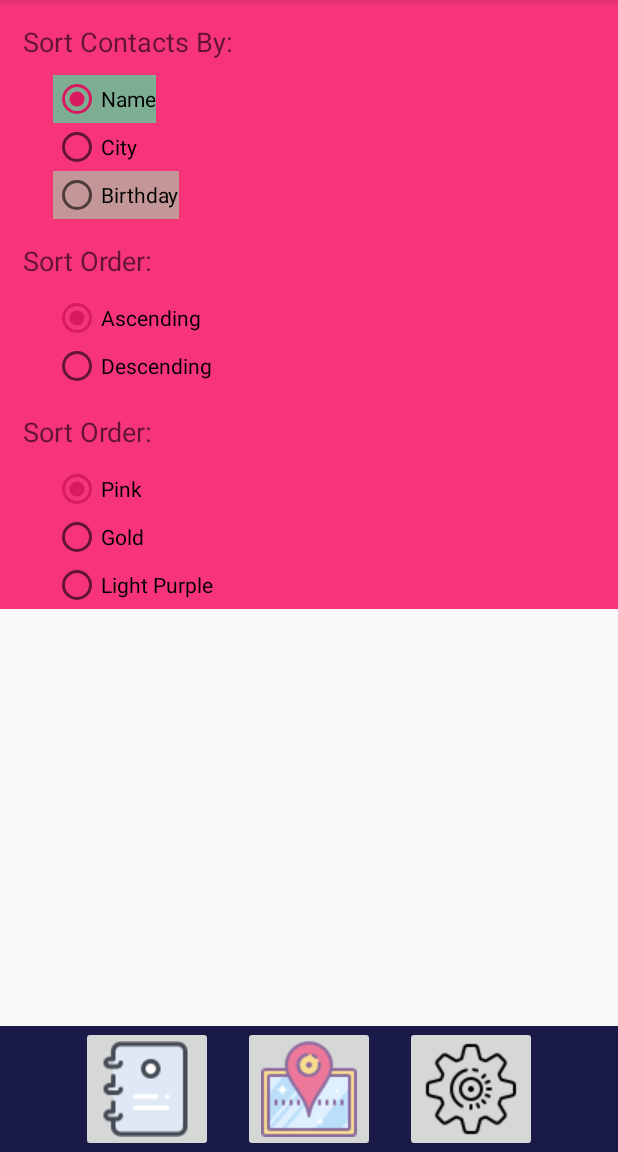
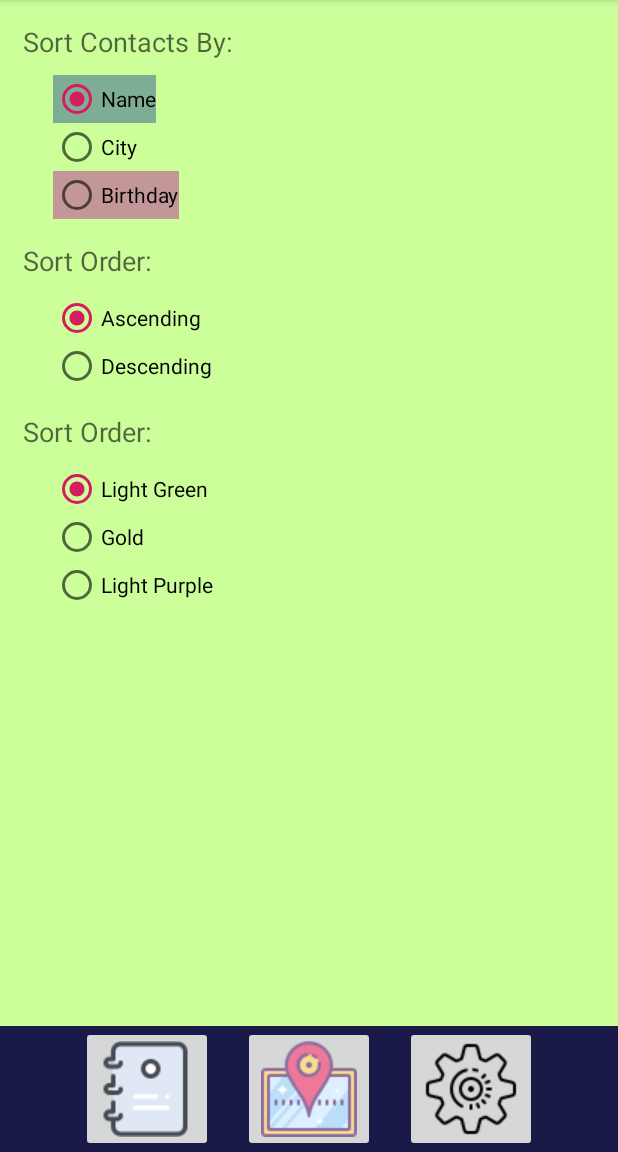
Before and after one commit to pkim17/MyContactList, an Android app: the screen it shows after launch (ContactSettingsActivity), after a tap on an icon or button, on a phone screen of 412 x 824 dp, the part 84-1236 px from its top. Run offline under Robolectric (Android 15) with nearby library versions, the phone set to English and light mode, and no system bars; 1 statement that could not run was skipped.

```diff
--- a/app/src/main/java/com/example/mycontactlist/ContactDataSource.java
+++ b/app/src/main/java/com/example/mycontactlist/ContactDataSource.java
@@ -41,6 +41,7 @@ public class ContactDataSource {
             initialValues.put("cellnumber", c.getCellNumber());
             initialValues.put("email", c.geteMail());
             initialValues.put("birthday", String.valueOf(c.getBirthday().getTimeInMillis()));
+//            initialValues.put("bestfriendforever", c.isBestFriendForever());
 
             didSucceed = database.insert("contact", null, initialValues) > 0;
 
@@ -65,6 +66,7 @@ public class ContactDataSource {
             updateValues.put("cellnumber", c.getCellNumber());
             updateValues.put("email", c.geteMail());
             updateValues.put("birthday", String.valueOf(c.getBirthday().getTimeInMillis()));
+//            updateValues.put("bestfriendforever", c.isBestFriendForever());
 
             didSucceed = database.update(
                     "contact", updateValues, "_id=" + rowId, null) > 0;
@@ -154,6 +156,7 @@ public class ContactDataSource {
                 newContact.seteMail(cursor.getString(8));
                 Calendar calendar = Calendar.getInstance();
                 calendar.setTimeInMillis(Long.valueOf(cursor.getString(9)));
+//                newContact.setBestFriendForever();
                 newContact.setBirthday(calendar);
                 contacts.add(newContact);
                 cursor.moveToNext();
@@ -184,6 +187,7 @@ public class ContactDataSource {
             Calendar calendar = Calendar.getInstance();
             calendar.setTimeInMillis(Long.valueOf(cursor.getString(9)));
             contact.setBirthday(calendar);
+//            contact.setBestFriendForever();
 
             cursor.close();
         }
--- a/app/src/main/java/com/example/mycontactlist/ContactListActivity.java
+++ b/app/src/main/java/com/example/mycontactlist/ContactListActivity.java
@@ -6,16 +6,13 @@ import android.content.Context;
 import android.content.Intent;
 import android.os.Bundle;
 import android.view.View;
-import android.view.inputmethod.InputMethodManager;
 import android.widget.AdapterView;
-import android.widget.ArrayAdapter;
 import android.widget.Button;
 import android.widget.ImageButton;
 import android.widget.ListView;
 import android.widget.Toast;
 
 import java.util.ArrayList;
-import java.util.List;
 
 
 public class ContactListActivity extends AppCompatActivity {
@@ -46,6 +43,8 @@ public class ContactListActivity extends AppCompatActivity {
                 Context.MODE_PRIVATE).getString("sortfield", "contactname");
         String sortOrder = getSharedPreferences("MyContactListPreferences",
                 Context.MODE_PRIVATE).getString("sortorder", "ASC");
+        String setColor = getSharedPreferences("MyContactListPreferences", Context.MODE_PRIVATE)
+                .getString("setcolor","light green");
 
         ContactDataSource ds = new ContactDataSource(this);
 
@@ -54,11 +53,28 @@ public class ContactListActivity extends AppCompatActivity {
             contacts = ds.getContacts(sortBy, sortOrder);
             ds.close();
 
+//            If data contains existing contacts
             if (contacts.size() > 0)    {
                 ListView listView = (ListView) findViewById(R.id.lvContacts);
                 adapter = new ContactAdapter(this, contacts);
                 listView.setAdapter(adapter);
+
+                if (setColor.equalsIgnoreCase("light green")) {
+                    listView.setBackgroundResource(R.color.exercise_radio_color_light_green);
+
+                }
+                else if (setColor.equalsIgnoreCase("gold")) {
+                    listView.setBackgroundResource(R.color.exercise_radio_color_gold);
+
+                }
+                else {
+                    listView.setBackgroundResource(R.color.exercise_radio_color_light_purple);
+
+                }
+
             }
+
+            //If there is no existing contact, goto ContactActivity
             else {
                 Intent intent = new Intent(ContactListActivity.this, ContactActivity.class);
                 startActivity(intent);
--- a/app/src/main/java/com/example/mycontactlist/ContactMapActivity.java
+++ b/app/src/main/java/com/example/mycontactlist/ContactMapActivity.java
@@ -1,10 +1,12 @@
 package com.example.mycontactlist;
 
 import androidx.appcompat.app.AppCompatActivity;;
+import android.content.Context;
 import android.content.Intent;
 import android.os.Bundle;
 import android.view.View;
 import android.widget.ImageButton;
+import android.widget.ListView;
 
 
 public class ContactMapActivity extends AppCompatActivity {
--- a/app/src/main/java/com/example/mycontactlist/ContactSettingsActivity.java
+++ b/app/src/main/java/com/example/mycontactlist/ContactSettingsActivity.java
@@ -63,7 +63,7 @@ public class ContactSettingsActivity extends AppCompatActivity {
         String sortOrder = getSharedPreferences("MyContactListPreferences", Context.MODE_PRIVATE)
                 .getString("sortorder","ASC");
         String setColor = getSharedPreferences("MyContactListPreferences", Context.MODE_PRIVATE)
-                .getString("setcolor","pink");
+                .getString("setcolor","light green");
 
 
         RadioButton rbName = (RadioButton) findViewById(R.id.radioName);
@@ -92,14 +92,14 @@ public class ContactSettingsActivity extends AppCompatActivity {
         }
 
 //        If a certain color is selected, apply that color when user enters page
-        RadioButton rbPink = (RadioButton) findViewById(R.id.radioSetColorPink);
+        RadioButton rbPink = (RadioButton) findViewById(R.id.radioSetColorLightGreen);
         RadioButton rbGold = (RadioButton) findViewById(R.id.radioSetColorGold);
         RadioButton rbLightPurple = (RadioButton) findViewById(R.id.radioSetColorLightPurple);
         ScrollView s = (ScrollView) findViewById(R.id.ScrollViewSettings);
 
-        if (setColor.equalsIgnoreCase("pink")) {
+        if (setColor.equalsIgnoreCase("light green")) {
             rbPink.setChecked(true);
-            s.setBackgroundResource(R.color.exercise_radio_color_pink);
+            s.setBackgroundResource(R.color.exercise_radio_color_light_green);
         }
         else if (setColor.equalsIgnoreCase("gold")) {
             rbGold.setChecked(true);
@@ -185,7 +185,7 @@ public class ContactSettingsActivity extends AppCompatActivity {
 
             @Override
             public void onCheckedChanged(RadioGroup arg0, int arg1) {
-                RadioButton rbPink = (RadioButton) findViewById(R.id.radioSetColorPink);
+                RadioButton rbPink = (RadioButton) findViewById(R.id.radioSetColorLightGreen);
                 RadioButton rbGold = (RadioButton) findViewById(R.id.radioSetColorGold);
                 RadioButton rbLightPurple = (RadioButton) findViewById(R.id.radioSetColorLightPurple);
 
@@ -195,8 +195,8 @@ public class ContactSettingsActivity extends AppCompatActivity {
                 if (rbPink.isChecked()) {
                     getSharedPreferences("MyContactListPreferences",
                             Context.MODE_PRIVATE).edit()
-                            .putString("setcolor", "pink").commit();
-                    s.setBackgroundResource(R.color.exercise_radio_color_pink);
+                            .putString("setcolor", "light green").commit();
+                    s.setBackgroundResource(R.color.exercise_radio_color_light_green);
                 }
                 else if (rbGold.isChecked())    {
                     getSharedPreferences("MyContactListPreferences",
--- a/app/src/main/res/layout/activity_contact_settings.xml
+++ b/app/src/main/res/layout/activity_contact_settings.xml
@@ -52,11 +52,12 @@
     <ScrollView
         android:id="@+id/ScrollViewSettings"
         android:layout_width="match_parent"
-        android:layout_height="wrap_content">
+        android:layout_height="match_parent"
+        android:layout_above="@+id/navbar" >
 
         <RelativeLayout
             android:layout_width="match_parent"
-            android:layout_height="wrap_content">
+            android:layout_height="wrap_content" >
 
             <TextView
                 android:id="@+id/textContactSort"
@@ -168,10 +169,10 @@
                 android:layout_marginTop="10dp" >
 
                 <RadioButton
-                    android:id="@+id/radioSetColorPink"
+                    android:id="@+id/radioSetColorLightGreen"
                     android:layout_width="match_parent"
                     android:layout_height="wrap_content"
-                    android:text="@string/radioColorPink" />
+                    android:text="@string/radioColorLightGreen" />
 
                 <RadioButton
                     android:id="@+id/radioSetColorGold"
--- a/app/src/main/res/values/colors.xml
+++ b/app/src/main/res/values/colors.xml
@@ -12,7 +12,7 @@
     <color name="exercise_radio_color2">#7dae94</color>
     <color name="exercise_radio_color3">#c39797</color>
 
-    <color name="exercise_radio_color_pink">#f7347a</color>
+    <color name="exercise_radio_color_light_green">#ccff99</color>
     <color name="exercise_radio_color_gold">#eda803</color>
     <color name="exercise_radio_color_light_purple">#dfe2ff</color>
 
--- a/app/src/main/res/values/strings.xml
+++ b/app/src/main/res/values/strings.xml
@@ -10,8 +10,10 @@
     <string name="textCellPhone">Cell Phone:</string>
     <string name="textEmail">Email:</string>
     <string name="textBirthday">Birthday:</string>
+<!--    <string name="textBestFriend">Best Friend Forever:</string>-->
 
-<!--    Date Picker-->
+
+    <!--    Date Picker-->
     <string name="buttonCancel">Cancel</string>
     <string name="buttonSelect">Select</string>
 
@@ -26,7 +28,7 @@
     <string name="radioBirthday">Birthday</string>
     <string name="radioAscending">Ascending</string>
     <string name="radioDescending">Descending</string>
-    <string name="radioColorPink">Pink</string>
+    <string name="radioColorLightGreen">Light Green</string>
     <string name="radioColorGold">Gold</string>
     <string name="radioColorLightPurple">Light Purple</string>
 
```
Also changed, not shown: app/src/main/java/com/example/mycontactlist/Contact.java (+8 -8 lines), app/src/main/java/com/example/mycontactlist/ContactActivity.java (+32 -5 lines), app/src/main/java/com/example/mycontactlist/ContactAdapter.java (+7 -0 lines), app/src/main/res/layout/activity_contact.xml (+20 -1 lines), app/src/main/res/layout/list_item.xml (+12 -1 lines).
